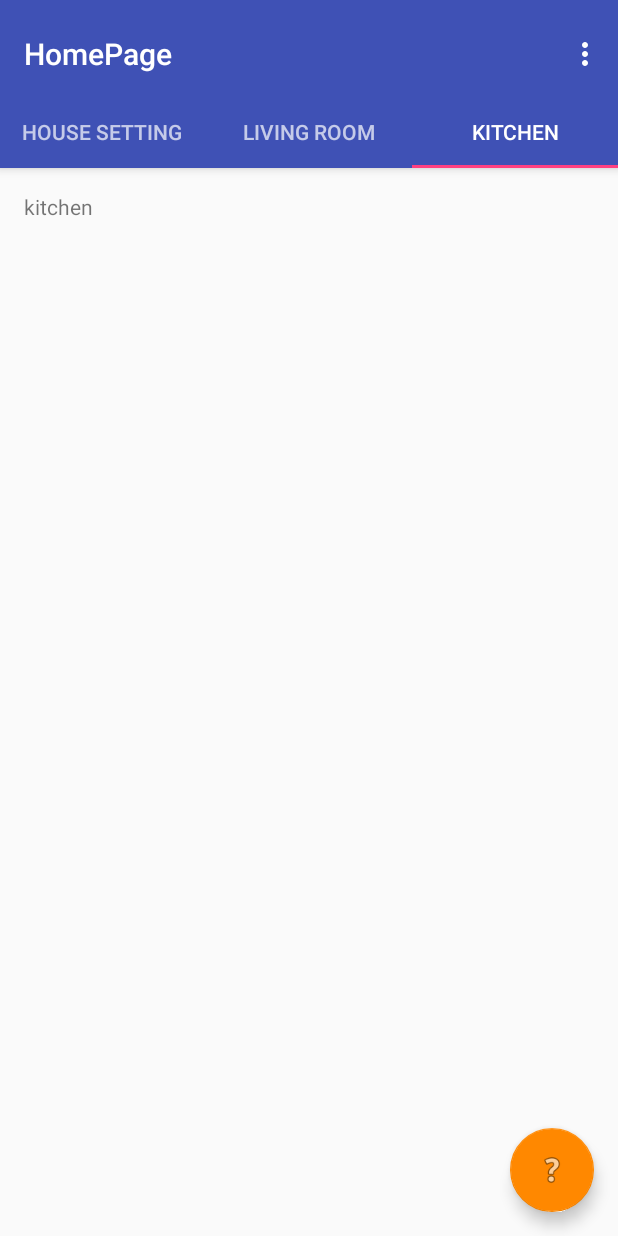
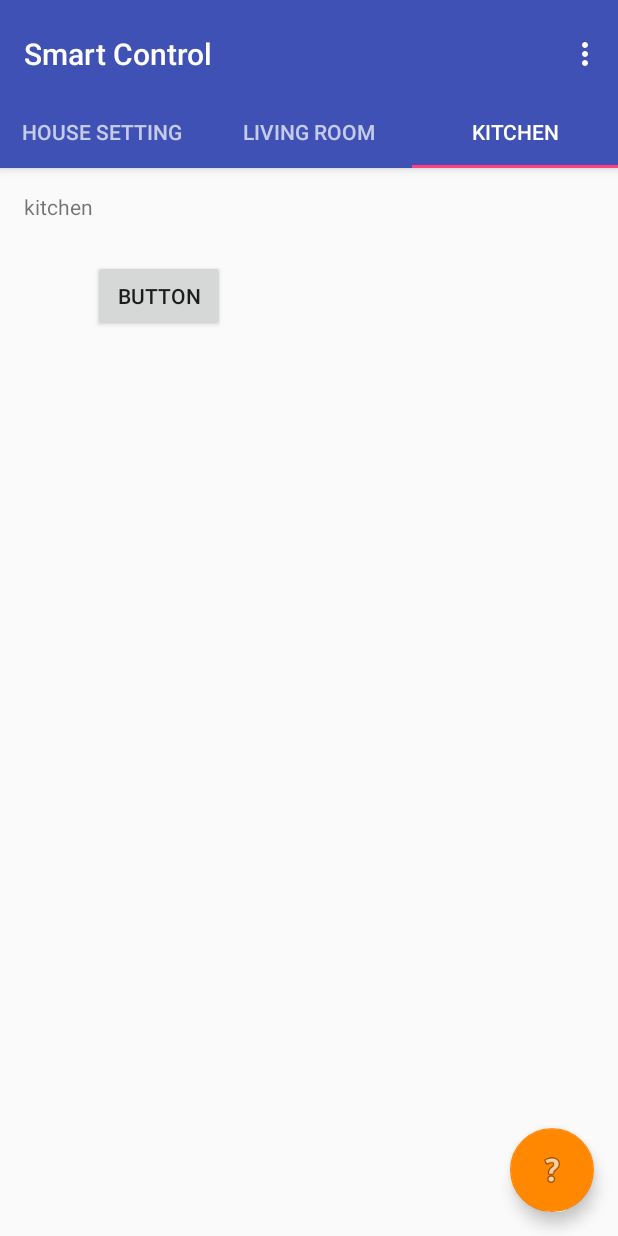
Before and after one commit to abbysun/Project, an Android app: the screen it shows after launch (HomePage), tab 3 chosen, on a phone screen of 412 x 824 dp. Run offline under Robolectric (Android 15) with nearby library versions, the phone set to English and light mode, and no system bars.

```diff
--- a/app/src/main/java/com/sun/abby/cst2335_finalproject/HomePage.java
+++ b/app/src/main/java/com/sun/abby/cst2335_finalproject/HomePage.java
@@ -11,13 +11,9 @@ import android.support.v4.app.FragmentManager;
 import android.support.v4.app.FragmentPagerAdapter;
 import android.support.v4.view.ViewPager;
 import android.os.Bundle;
-import android.view.LayoutInflater;
 import android.view.Menu;
 import android.view.MenuItem;
 import android.view.View;
-import android.view.ViewGroup;
-
-import android.widget.TextView;
 
 public class HomePage extends AppCompatActivity {
 
@@ -39,7 +35,7 @@ public class HomePage extends AppCompatActivity {
     @Override
     protected void onCreate(Bundle savedInstanceState) {
         super.onCreate(savedInstanceState);
-        setContentView(R.layout.activity_home_page);
+        setContentView(R.layout.home_page);
 
         Toolbar toolbar = (Toolbar) findViewById(R.id.toolbar);
         setSupportActionBar(toolbar);
@@ -110,7 +106,7 @@ public class HomePage extends AppCompatActivity {
                     return houseSettingFragment;
 
                 case 1:
-                    LivingRoomFragment livingRoomFragment = new LivingRoomFragment();
+                   LivingRoomFragment livingRoomFragment = new LivingRoomFragment();
                     return livingRoomFragment;
 
                 case 2:
--- a/app/src/main/java/com/sun/abby/cst2335_finalproject/KitchenFragment.java
+++ b/app/src/main/java/com/sun/abby/cst2335_finalproject/KitchenFragment.java
@@ -5,7 +5,6 @@ import android.support.v4.app.Fragment;
 import android.view.LayoutInflater;
 import android.view.View;
 import android.view.ViewGroup;
-import android.widget.TextView;
 
 /**
  * Created by Abby on 2016-11-06.
--- a/app/src/main/res/layout/house_setting.xml
+++ b/app/src/main/res/layout/house_setting.xml
@@ -11,6 +11,6 @@
         android:id="@+id/section_label"
         android:layout_width="wrap_content"
         android:layout_height="wrap_content"
-        android:text="house"/>
+        android:text="house setting"/>
 
 </RelativeLayout>
--- a/app/src/main/res/layout/kitchen.xml
+++ b/app/src/main/res/layout/kitchen.xml
@@ -13,4 +13,13 @@
         android:layout_height="wrap_content"
         android:text="kitchen"/>
 
+    <Button
+        android:text="Button"
+        android:layout_width="wrap_content"
+        android:layout_height="wrap_content"
+        android:layout_below="@+id/section_label"
+        android:layout_toEndOf="@+id/section_label"
+        android:layout_marginTop="26dp"
+        android:id="@+id/button" />
+
 </RelativeLayout>
--- a/app/src/main/res/menu/menu_home_page.xml
+++ b/app/src/main/res/menu/menu_home_page.xml
@@ -1,7 +1,7 @@
 <menu xmlns:android="http://schemas.android.com/apk/res/android"
     xmlns:app="http://schemas.android.com/apk/res-auto"
     xmlns:tools="http://schemas.android.com/tools"
-    tools:context="com.sun.abby.cst2335_finalproject.HomePage">
+    tools:context="com.sun.abby.cst2335_finalproject.Kitchen">
     <item
         android:id="@+id/action_settings"
         android:orderInCategory="100"
--- a/app/src/main/res/values/strings.xml
+++ b/app/src/main/res/values/strings.xml
@@ -1,6 +1,6 @@
 <resources>
-    <string name="app_name">Smart Controls</string>
-    <string name="title_activity_home_page">HomePage</string>
+    <string name="app_name">Smart Control</string>
+    <string name="title_activity_home_page">Smart Control</string>
     <string name="action_settings">Settings</string>
     <string name="section_format">Hello World from section: %1$d</string>
 </resources>
```
Also changed, not shown: app/src/main/res/layout/living_room.xml (+0 -9 lines), app/src/main/res/layout/home_page.xml (renamed from app/src/main/res/layout/activity_home_page.xml).
